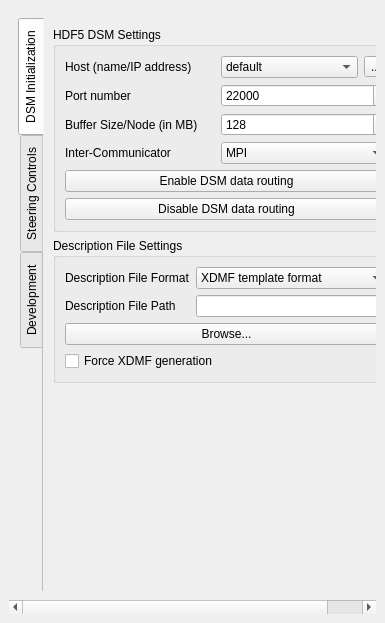
The window that pqDSMViewerPanel.ui (soumagne/icarus) describes before a commit, drawn with Qt 5.
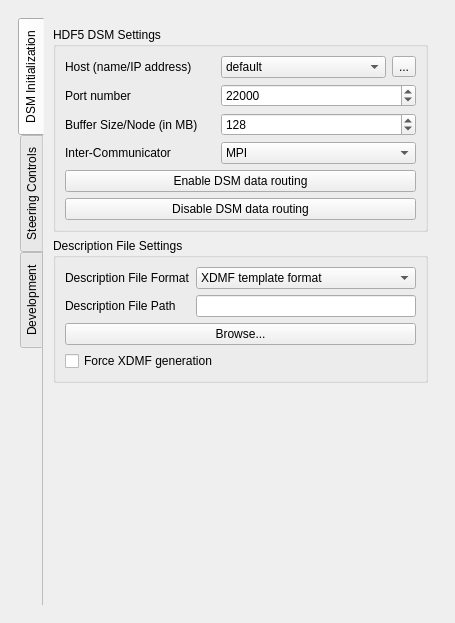
The same window after the commit. The open tabs and pages were chosen to show the change. Icons and pictures are not drawn.

Commit message: reset default tab in the gui

Patch:
```diff
--- a/pqDSMViewerPanel.ui
+++ b/pqDSMViewerPanel.ui
@@ -6,7 +6,7 @@
    <rect>
     <x>0</x>
     <y>0</y>
-    <width>385</width>
+    <width>455</width>
     <height>623</height>
    </rect>
   </property>
@@ -28,8 +28,8 @@
         <rect>
          <x>0</x>
          <y>0</y>
-         <width>387</width>
-         <height>568</height>
+         <width>437</width>
+         <height>580</height>
         </rect>
        </property>
        <layout class="QVBoxLayout" name="verticalLayout_4">
```
Left out of the diff: 2 changed lines with no effect on the pictures.
